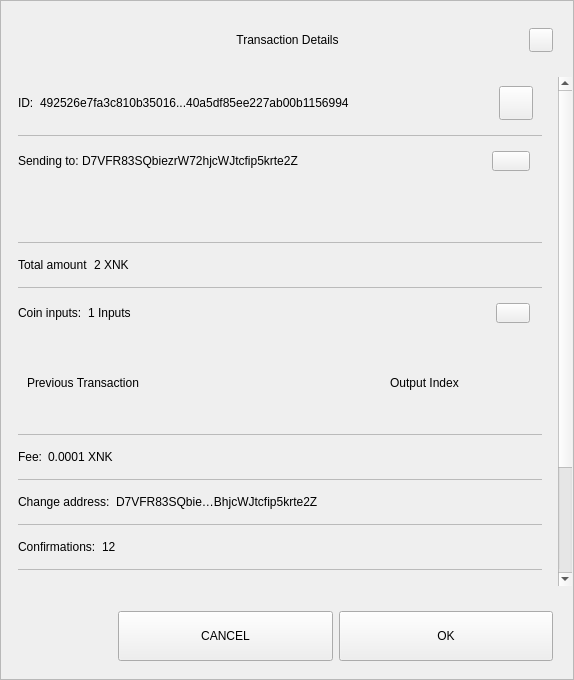
Old version of the form src/qt/encocoin/forms/sendconfirmdialog.ui in the repository kopernikus-git/xnk-1.
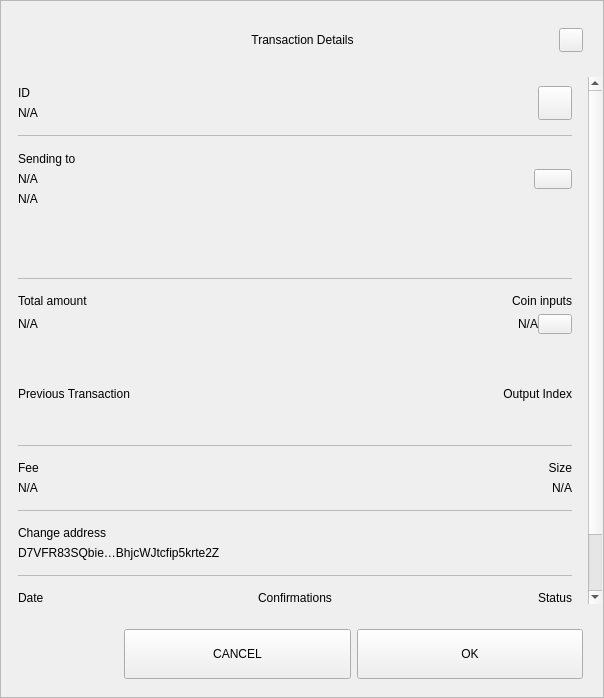
New version of the form.

Commit message:
Add address-label to sendconfirm-popup
Add address-label to sendconfirm-popup

ColdStakingWidget: fix containerSend margins

The edit to the form file:
```diff
--- a/src/qt/encocoin/forms/sendconfirmdialog.ui
+++ b/src/qt/encocoin/forms/sendconfirmdialog.ui
@@ -6,8 +6,8 @@
    <rect>
     <x>0</x>
     <y>0</y>
-    <width>574</width>
-    <height>680</height>
+    <width>604</width>
+    <height>698</height>
    </rect>
   </property>
   <property name="sizePolicy">
@@ -218,8 +218,8 @@
              <rect>
               <x>0</x>
               <y>0</y>
-              <width>556</width>
-              <height>672</height>
+              <width>586</width>
+              <height>644</height>
              </rect>
             </property>
             <property name="autoFillBackground">
@@ -263,10 +263,15 @@
                 </property>
                 <item>
                  <widget class="QWidget" name="contentID" native="true">
-                  <layout class="QHBoxLayout" name="horizontalLayout_12" stretch="0,1,0">
+                  <layout class="QHBoxLayout" name="horizontalLayout_12" stretch="0,0">
                    <property name="leftMargin">
                     <number>0</number>
                    </property>
+                   <property name="rightMargin">
+                    <number>0</number>
+                   </property>
+                   <item>
+                    <layout class="QVBoxLayout" name="contentID_int">
                    <item>
                     <widget class="QLabel" name="labelId">
                      <property name="maximumSize">
@@ -276,16 +281,18 @@
                       </size>
                      </property>
                      <property name="text">
-                      <string>ID:</string>
+                        <string>ID</string>
                      </property>
                     </widget>
                    </item>
                    <item>
                     <widget class="QLabel" name="textId">
                      <property name="text">
-                      <string>492526e7fa3c810b35016...40a5df85ee227ab00b1156994</string>
-                     </property>
-                    </widget>
+                        <string notr="true">N/A</string>
+                       </property>
+                      </widget>
+                     </item>
+                    </layout>
                    </item>
                    <item>
                     <widget class="QPushButton" name="pushCopy">
@@ -319,7 +326,7 @@
                  </widget>
                 </item>
                 <item>
-                 <widget class="QLabel" name="labelDivider9">
+                 <widget class="QLabel" name="labelDividerID">
                   <property name="maximumSize">
                    <size>
                     <width>16777215</width>
@@ -335,16 +342,36 @@
                  </widget>
                 </item>
                 <item>
-                 <widget class="QWidget" name="contentOutputs" native="true">
-                  <layout class="QHBoxLayout" name="horizontalLayout_11" stretch="0,3,0">
+                 <widget class="QWidget" name="contentOutputsLabel" native="true">
+                  <layout class="QHBoxLayout" name="horizontalLayout_11" stretch="0,0">
                    <property name="spacing">
+                    <number>6</number>
+                   </property>
+                   <property name="leftMargin">
                     <number>0</number>
                    </property>
+                   <property name="topMargin">
+                    <number>9</number>
+                   </property>
+                   <property name="rightMargin">
+                    <number>0</number>
+                   </property>
+                   <property name="bottomMargin">
+                    <number>9</number>
+                   </property>
+                   <item>
+                    <layout class="QVBoxLayout" name="contentOutputsLabel_int">
                    <property name="leftMargin">
                     <number>0</number>
                    </property>
+                     <property name="topMargin">
+                      <number>1</number>
+                     </property>
                    <property name="rightMargin">
-                    <number>12</number>
+                      <number>6</number>
+                     </property>
+                     <property name="bottomMargin">
+                      <number>1</number>
                    </property>
                    <item>
                     <widget class="QLabel" name="labelSend">
@@ -355,16 +382,43 @@
                       </size>
                      </property>
                      <property name="text">
-                      <string>Sending to: </string>
+                        <string>Sending to</string>
+                       </property>
+                      </widget>
+                     </item>
+                     <item>
+                      <widget class="QWidget" name="widget" native="true">
+                       <layout class="QVBoxLayout" name="verticalLayout_6">
+                        <property name="leftMargin">
+                         <number>0</number>
+                        </property>
+                        <property name="topMargin">
+                         <number>0</number>
+                        </property>
+                        <property name="rightMargin">
+                         <number>0</number>
+                        </property>
+                        <property name="bottomMargin">
+                         <number>0</number>
+                        </property>
+                        <item>
+                         <widget class="QLabel" name="textSendLabel">
+                          <property name="text">
+                           <string notr="true">N/A</string>
                      </property>
                     </widget>
                    </item>
                    <item>
                     <widget class="QLabel" name="textSend">
                      <property name="text">
-                      <string>D7VFR83SQbiezrW72hjcWJtcfip5krte2Z </string>
-                     </property>
-                    </widget>
+                           <string notr="true">N/A</string>
+                          </property>
+                         </widget>
+                        </item>
+                       </layout>
+                      </widget>
+                     </item>
+                    </layout>
                    </item>
                    <item>
                     <widget class="QPushButton" name="pushOutputs">
@@ -415,7 +469,7 @@
                     <rect>
                      <x>0</x>
                      <y>0</y>
-                     <width>522</width>
+                     <width>552</width>
                      <height>48</height>
                     </rect>
                    </property>
@@ -428,7 +482,7 @@
                  </widget>
                 </item>
                 <item>
-                 <widget class="QLabel" name="labelDivider8">
+                 <widget class="QLabel" name="labelDividerOutputs">
                   <property name="maximumSize">
                    <size>
                     <width>16777215</width>
@@ -444,12 +498,31 @@
                  </widget>
                 </item>
                 <item>
-                 <widget class="QWidget" name="contentAmount" native="true">
-                  <layout class="QHBoxLayout" name="horizontalLayout_4" stretch="0,1">
+                 <widget class="QWidget" name="gridAmounts" native="true">
+                  <layout class="QGridLayout" name="contentAmountInputs">
                    <property name="leftMargin">
                     <number>0</number>
                    </property>
-                   <item>
+                   <property name="topMargin">
+                    <number>9</number>
+                   </property>
+                   <property name="rightMargin">
+                    <number>0</number>
+                   </property>
+                   <property name="bottomMargin">
+                    <number>9</number>
+                   </property>
+                   <property name="horizontalSpacing">
+                    <number>12</number>
+                   </property>
+                   <item row="1" column="0">
+                    <widget class="QLabel" name="textAmount">
+                     <property name="text">
+                      <string notr="true">N/A</string>
+                     </property>
+                    </widget>
+                   </item>
+                   <item row="0" column="0">
                     <widget class="QLabel" name="labelAmount">
                      <property name="maximumSize">
                       <size>
@@ -462,42 +535,7 @@
                      </property>
                     </widget>
                    </item>
-                   <item>
-                    <widget class="QLabel" name="textAmount">
-                     <property name="text">
-                      <string>2 XNK</string>
-                     </property>
-                    </widget>
-                   </item>
-                  </layout>
-                 </widget>
-                </item>
-                <item>
-                 <widget class="QLabel" name="labelDivider6">
-                  <property name="maximumSize">
-                   <size>
-                    <width>16777215</width>
-                    <height>1</height>
-                   </size>
-                  </property>
-                  <property name="styleSheet">
-                   <string notr="true">background-color:#bababa;</string>
-                  </property>
-                  <property name="text">
-                   <string/>
-                  </property>
-                 </widget>
-                </item>
-                <item>
-                 <widget class="QWidget" name="contentInputs" native="true">
-                  <layout class="QHBoxLayout" name="horizontalLayout" stretch="0,2,0">
-                   <property name="leftMargin">
-                    <number>0</number>
-                   </property>
-                   <property name="rightMargin">
-                    <number>12</number>
-                   </property>
-                   <item>
+                   <item row="0" column="3">
                     <widget class="QLabel" name="labelInputs">
                      <property name="sizePolicy">
                       <sizepolicy hsizetype="Minimum" vsizetype="Preferred">
@@ -512,14 +550,22 @@
                       </size>
                      </property>
                      <property name="text">
-                      <string>Coin inputs:</string>
+                      <string>Coin inputs</string>
+                     </property>
+                     <property name="alignment">
+                      <set>Qt::AlignRight|Qt::AlignTrailing|Qt::AlignVCenter</set>
                      </property>
                     </widget>
                    </item>
+                   <item row="1" column="3">
+                    <layout class="QHBoxLayout" name="horizontalLayout">
                    <item>
                     <widget class="QLabel" name="textInputs">
                      <property name="text">
-                      <string>1 Inputs</string>
+                        <string notr="true">N/A</string>
+                       </property>
+                       <property name="alignment">
+                        <set>Qt::AlignRight|Qt::AlignTrailing|Qt::AlignVCenter</set>
                      </property>
                     </widget>
                    </item>
@@ -534,6 +580,9 @@
                      <property name="focusPolicy">
                       <enum>Qt::NoFocus</enum>
                      </property>
+                       <property name="layoutDirection">
+                        <enum>Qt::LeftToRight</enum>
+                       </property>
                      <property name="styleSheet">
                       <string notr="true"/>
                      </property>
@@ -541,6 +590,8 @@
                       <string/>
                      </property>
                     </widget>
+                     </item>
+                    </layout>
                    </item>
                   </layout>
                  </widget>
@@ -559,13 +610,41 @@
                     <height>90</height>
                    </size>
                   </property>
-                  <layout class="QGridLayout" name="gridLayoutInput" columnstretch="5,2" rowminimumheight="0">
+                  <property name="lineWidth">
+                   <number>0</number>
+                  </property>
+                  <layout class="QGridLayout" name="gridLayoutInput" columnstretch="5,0">
                    <property name="sizeConstraint">
                     <enum>QLayout::SetMaximumSize</enum>
                    </property>
+                   <property name="leftMargin">
+                    <number>0</number>
+                   </property>
+                   <property name="rightMargin">
+                    <number>0</number>
+                   </property>
                    <property name="verticalSpacing">
                     <number>0</number>
                    </property>
+                   <item row="0" column="1">
+                    <widget class="QLabel" name="labelOutputIndex">
+                     <property name="layoutDirection">
+                      <enum>Qt::LeftToRight</enum>
+                     </property>
+                     <property name="text">
+                      <string>Output Index</string>
+                     </property>
+                     <property name="textFormat">
+                      <enum>Qt::AutoText</enum>
+                     </property>
+                     <property name="alignment">
+                      <set>Qt::AlignRight|Qt::AlignTrailing|Qt::AlignVCenter</set>
+                     </property>
+                     <property name="margin">
+                      <number>0</number>
+                     </property>
+                    </widget>
+                   </item>
                    <item row="0" column="0" alignment="Qt::AlignLeft">
                     <widget class="QLabel" name="labelTitlePrevTx">
                      <property name="text">
@@ -573,21 +652,11 @@
                      </property>
                     </widget>
                    </item>
-                   <item row="0" column="1" alignment="Qt::AlignLeft">
-                    <widget class="QLabel" name="labelOutputIndex">
-                     <property name="text">
-                      <string>Output Index</string>
-                     </property>
-                     <property name="alignment">
-                      <set>Qt::AlignCenter</set>
-                     </property>
-                    </widget>
-                   </item>
                   </layout>
                  </widget>
                 </item>
                 <item>
-                 <widget class="QLabel" name="labelDivider1">
+                 <widget class="QLabel" name="labelDividerPrevtx">
                   <property name="maximumSize">
                    <size>
                     <width>16777215</width>
@@ -603,9 +672,19 @@
                  </widget>
                 </item>
                 <item>
-                 <widget class="QWidget" name="contentFee" native="true">
-                  <layout class="QHBoxLayout" name="horizontalLayout_7" stretch="0,1">
-                   <property name="leftMargin">
+                 <layout class="QHBoxLayout" name="contentFeeSize">
+                  <property name="topMargin">
+                   <number>9</number>
+                  </property>
+                  <property name="bottomMargin">
+                   <number>9</number>
+                  </property>
+                  <item>
+                   <layout class="QVBoxLayout" name="contentFee">
+                    <property name="topMargin">
+                     <number>0</number>
+                    </property>
+                    <property name="bottomMargin">
                     <number>0</number>
                    </property>
                    <item>
@@ -617,22 +696,64 @@
                       </size>
                      </property>
                      <property name="text">
-                      <string>Fee:</string>
+                       <string>Fee</string>
                      </property>
                     </widget>
                    </item>
                    <item>
                     <widget class="QLabel" name="textFee">
                      <property name="text">
-                      <string>0.0001 XNK</string>
+                       <string notr="true">N/A</string>
                      </property>
                     </widget>
                    </item>
                   </layout>
+                  </item>
+                  <item>
+                   <widget class="QWidget" name="contentSize" native="true">
+                    <layout class="QVBoxLayout" name="contentSize_layout">
+                     <property name="topMargin">
+                      <number>0</number>
+                     </property>
+                     <property name="rightMargin">
+                      <number>0</number>
+                     </property>
+                     <property name="bottomMargin">
+                      <number>0</number>
+                     </property>
+                     <item>
+                      <widget class="QLabel" name="labelSize">
+                       <property name="maximumSize">
+                        <size>
+                         <width>16777215</width>
+                         <height>16777215</height>
+                        </size>
+                       </property>
+                       <property name="text">
+                        <string>Size</string>
+                       </property>
+                       <property name="alignment">
+                        <set>Qt::AlignRight|Qt::AlignTrailing|Qt::AlignVCenter</set>
+                       </property>
                  </widget>
                 </item>
                 <item>
-                 <widget class="QLabel" name="labelDivider2">
+                      <widget class="QLabel" name="textSize">
+                       <property name="text">
+                        <string notr="true">N/A</string>
+                       </property>
+                       <property name="alignment">
+                        <set>Qt::AlignRight|Qt::AlignTrailing|Qt::AlignVCenter</set>
+                       </property>
+                      </widget>
+                     </item>
+                    </layout>
+                   </widget>
+                  </item>
+                 </layout>
+                </item>
+                <item>
+                 <widget class="QLabel" name="labelDividerFeeSize">
                   <property name="maximumSize">
                    <size>
                     <width>16777215</width>
@@ -649,10 +770,19 @@
                 </item>
                 <item>
                  <widget class="QWidget" name="contentChangeAddress" native="true">
-                  <layout class="QHBoxLayout" name="horizontalLayout_6" stretch="0,1">
+                  <layout class="QVBoxLayout" name="contentChangeAddress_layout">
                    <property name="leftMargin">
                     <number>0</number>
                    </property>
+                   <property name="topMargin">
+                    <number>9</number>
+                   </property>
+                   <property name="rightMargin">
+                    <number>0</number>
+                   </property>
+                   <property name="bottomMargin">
+                    <number>9</number>
+                   </property>
                    <item>
                     <widget class="QLabel" name="labelChange">
                      <property name="maximumSize">
@@ -662,7 +792,7 @@
                       </size>
                      </property>
                      <property name="text">
-                      <string>Change address:</string>
+                      <string>Change address</string>
                      </property>
                     </widget>
                    </item>
@@ -677,7 +807,7 @@
                  </widget>
                 </item>
                 <item>
-                 <widget class="QLabel" name="labelDivider4">
+                 <widget class="QLabel" name="labelDividerChange">
                   <property name="maximumSize">
                    <size>
                     <width>16777215</width>
@@ -693,12 +823,25 @@
                  </widget>
                 </item>
                 <item>
-                 <widget class="QWidget" name="contentConfirmations" native="true">
-                  <layout class="QHBoxLayout" name="horizontalLayout_8" stretch="0,1">
+                 <widget class="QWidget" name="gridConfDateStatus" native="true">
+                  <layout class="QGridLayout" name="contentConfDateStatus">
                    <property name="leftMargin">
                     <number>0</number>
                    </property>
-                   <item>
+                   <property name="rightMargin">
+                    <number>0</number>
+                   </property>
+                   <item row="1" column="3">
+                    <widget class="QLabel" name="textStatus">
+                     <property name="text">
+                      <string>Spendable</string>
+                     </property>
+                     <property name="alignment">
+                      <set>Qt::AlignRight|Qt::AlignTrailing|Qt::AlignVCenter</set>
+                     </property>
+                    </widget>
+                   </item>
+                   <item row="0" column="1">
                     <widget class="QLabel" name="labelConfirmations">
                      <property name="maximumSize">
                       <size>
@@ -707,88 +850,40 @@
                       </size>
                      </property>
                      <property name="text">
-                      <string>Confirmations:</string>
+                      <string>Confirmations</string>
                      </property>
+                     <property name="alignment">
+                      <set>Qt::AlignCenter</set>
+                     </property>
                     </widget>
                    </item>
-                   <item>
+                   <item row="0" column="3">
+                    <widget class="QLabel" name="labelStatus">
+                     <property name="maximumSize">
+                      <size>
+                       <width>16777215</width>
+                       <height>16777215</height>
+                      </size>
+                     </property>
+                     <property name="text">
+                      <string>Status</string>
+                     </property>
+                     <property name="alignment">
+                      <set>Qt::AlignRight|Qt::AlignTrailing|Qt::AlignVCenter</set>
+                     </property>
+                    </widget>
+                   </item>
+                   <item row="1" column="1">
                     <widget class="QLabel" name="textConfirmations">
                      <property name="text">
-                      <string>12</string>
+                      <string notr="true">N/A</string>
                      </property>
-                    </widget>
-                   </item>
-                  </layout>
-                 </widget>
-                </item>
-                <item>
-                 <widget class="QLabel" name="labelDivider7">
-                  <property name="maximumSize">
-                   <size>
-                    <width>16777215</width>
-                    <height>1</height>
-                   </size>
-                  </property>
-                  <property name="styleSheet">
-                   <string notr="true">background-color:#bababa;</string>
-                  </property>
-                  <property name="text">
-                   <string/>
-                  </property>
-                 </widget>
-                </item>
-                <item>
-                 <widget class="QWidget" name="contentSize" native="true">
-                  <layout class="QHBoxLayout" name="horizontalLayout_9" stretch="0,1">
-                   <property name="leftMargin">
-                    <number>0</number>
-                   </property>
-                   <item>
-                    <widget class="QLabel" name="labelSize">
-                     <property name="maximumSize">
-                      <size>
-                       <width>16777215</width>
-                       <height>16777215</height>
-                      </size>
-                     </property>
-                     <property name="text">
-                      <string>Size:</string>
-                     </property>
-                    </widget>
-                   </item>
-                   <item>
-                    <widget class="QLabel" name="textSize">
-                     <property name="text">
-                      <string>2 kB</string>
-                     </property>
-                    </widget>
-                   </item>
-                  </layout>
-                 </widget>
-                </item>
-                <item>
-                 <widget class="QLabel" name="labelDivider3">
-                  <property name="maximumSize">
-                   <size>
-                    <width>16777215</width>
-                    <height>1</height>
-                   </size>
-                  </property>
-                  <property name="styleSheet">
-                   <string notr="true">background-color:#bababa;</string>
-                  </property>
-                  <property name="text">
-                   <string/>
-                  </property>
-                 </widget>
-                </item>
-                <item>
-                 <widget class="QWidget" name="contentDate" native="true">
-                  <layout class="QHBoxLayout" name="horizontalLayout_5" stretch="0,1">
-                   <property name="leftMargin">
-                    <number>0</number>
-                   </property>
-                   <item>
+                     <property name="alignment">
+                      <set>Qt::AlignCenter</set>
+                     </property>
+                    </widget>
+                   </item>
+                   <item row="0" column="0">
                     <widget class="QLabel" name="labelDate">
                      <property name="maximumSize">
                       <size>
@@ -797,22 +892,28 @@
                       </size>
                      </property>
                      <property name="text">
-                      <string>Date:</string>
+                      <string>Date</string>
+                     </property>
+                     <property name="alignment">
+                      <set>Qt::AlignLeading|Qt::AlignLeft|Qt::AlignVCenter</set>
                      </property>
                     </widget>
                    </item>
-                   <item>
+                   <item row="1" column="0">
                     <widget class="QLabel" name="textDate">
                      <property name="text">
                       <string>May 25, 2017</string>
                      </property>
+                      <property name="alignment">
+                      <set>Qt::AlignLeading|Qt::AlignLeft|Qt::AlignVCenter</set>
+                     </property>
                     </widget>
                    </item>
                   </layout>
                  </widget>
                 </item>
                 <item>
-                 <widget class="QLabel" name="labelDivider5">
+                 <widget class="QLabel" name="labelDividerConfs">
                   <property name="maximumSize">
                    <size>
                     <width>16777215</width>
@@ -827,35 +928,6 @@
                   </property>
                  </widget>
                 </item>
-                <item>
-                 <widget class="QWidget" name="contentStatus" native="true">
-                  <layout class="QHBoxLayout" name="horizontalLayout_10" stretch="0,1">
-                   <property name="leftMargin">
-                    <number>0</number>
-                   </property>
-                   <item>
-                    <widget class="QLabel" name="labelStatus">
-                     <property name="maximumSize">
-                      <size>
-                       <width>16777215</width>
-                       <height>16777215</height>
-                      </size>
-                     </property>
-                     <property name="text">
-                      <string>Status:</string>
-                     </property>
-                    </widget>
-                   </item>
-                   <item>
-                    <widget class="QLabel" name="textStatus">
-                     <property name="text">
-                      <string>Spendable</string>
-                     </property>
-                    </widget>
-                   </item>
-                  </layout>
-                 </widget>
-                </item>
                 <item>
                  <spacer name="verticalSpacer_2">
                   <property name="orientation">
```
Lines whose indentation alone changed are shown as unchanged. The commit also changes 3 other files.
